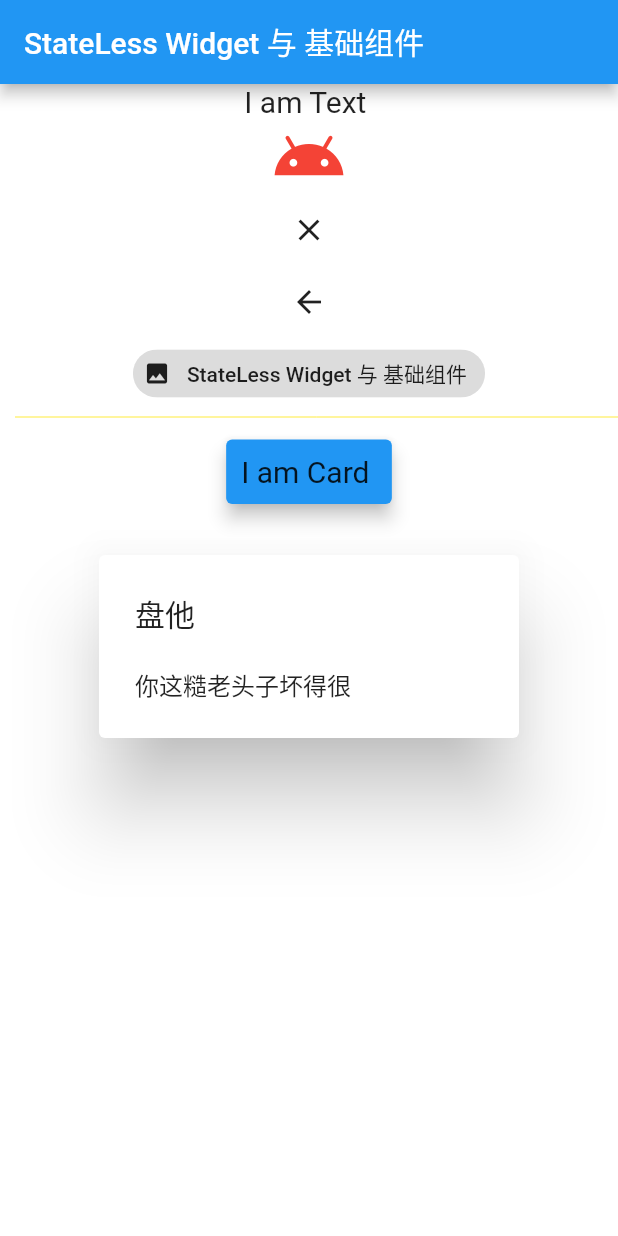
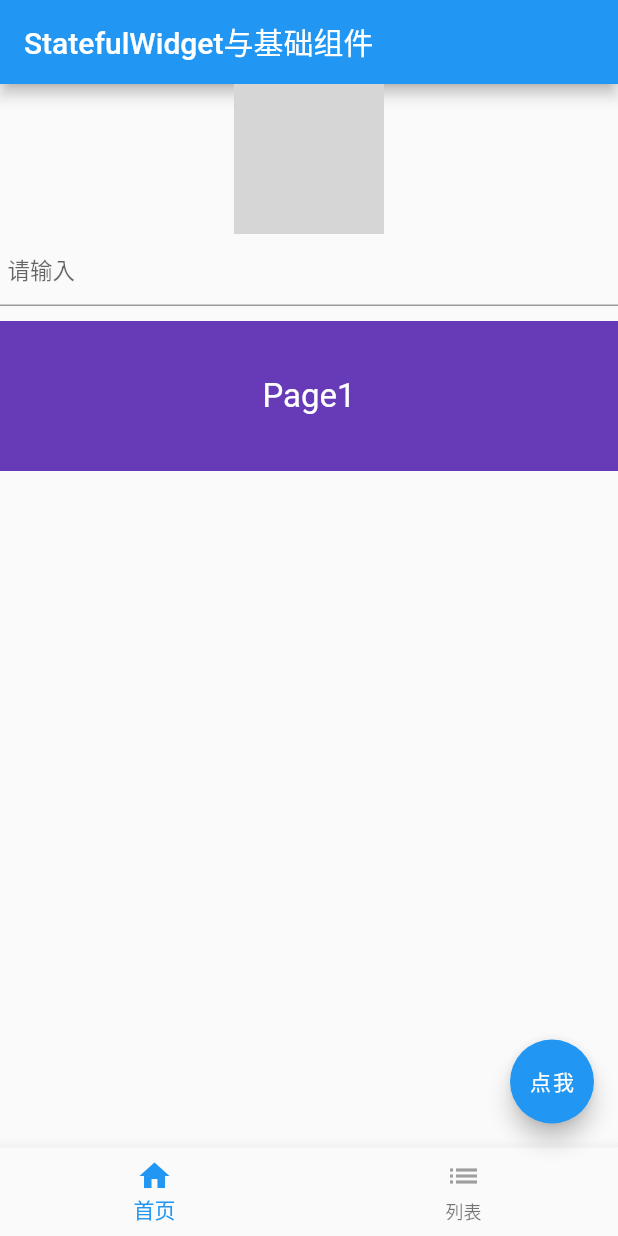
Before and after one commit to helloming86/flutter_demo, a Flutter app: the screen it shows after launch, on a phone screen of 412 x 824 dp. Run offline on Flutter 3.47's test engine with Material 2 defaults, Android fonts, the phone set to English and light mode, and no system bars; missing offline and left inert: flutter_color_plugin; network calls fail; grey boxes are pictures that could not be loaded.

Commit message:
[feat]StatefulWidget与基础组件

```diff
--- /dev/null
+++ b/lib/demo/stateful_group_page.dart
@@ -0,0 +1,119 @@
+import 'package:flutter/cupertino.dart';
+import 'package:flutter/material.dart';
+
+class StatefulGroup extends StatefulWidget {
+  @override
+  _StatefulGroupState createState() => _StatefulGroupState();
+}
+
+class _StatefulGroupState extends State<StatefulGroup> {
+  int _currentIndex = 0;
+  @override
+  Widget build(BuildContext context) {
+    TextStyle textStyle = TextStyle(fontSize: 20);
+    return MaterialApp(
+        title: "StatefulWidget与基础组件",
+        theme: ThemeData(
+          primarySwatch: Colors.blue,
+        ),
+        home: Scaffold(
+          appBar: AppBar(
+            title: Text("StatefulWidget与基础组件"),
+          ),
+          bottomNavigationBar: BottomNavigationBar(
+            currentIndex: _currentIndex,
+            onTap: (index) {
+              setState(() {
+                _currentIndex = index;
+              });
+            },
+            items: [
+              BottomNavigationBarItem(
+                icon: Icon(
+                  Icons.home,
+                  color: Colors.grey,
+                ),
+                activeIcon: Icon(
+                  Icons.home,
+                  color: Colors.blue,
+                ),
+                title: Text("首页"),
+              ),
+              BottomNavigationBarItem(
+                icon: Icon(
+                  Icons.list,
+                  color: Colors.grey,
+                ),
+                activeIcon: Icon(
+                  Icons.list,
+                  color: Colors.blue,
+                ),
+                title: Text("列表"),
+              )
+            ],
+          ),
+          floatingActionButton: FloatingActionButton(
+            onPressed: null,
+            child: Text("点我"),
+          ),
+          body: _currentIndex == 0
+              ? RefreshIndicator(
+                  child: ListView(
+                    children: <Widget>[
+                      Container(
+                        child: Column(
+                          children: <Widget>[
+                            Image.network(
+                              "http://www.devio.org/img/avatar.png",
+                              width: 100,
+                              height: 100,
+                            ),
+                            TextField(
+                              decoration: InputDecoration(
+                                contentPadding: EdgeInsets.fromLTRB(5, 0, 0, 0),
+                                hintText: "请输入",
+                                hintStyle: TextStyle(fontSize: 15),
+                              ),
+                            ),
+                            Container(
+                              height: 100,
+                              margin: EdgeInsets.only(top: 10),
+                              decoration: BoxDecoration(
+                                color: Colors.lightBlueAccent,
+                              ),
+                              child: PageView(
+                                children: <Widget>[
+                                  _item("Page1", Colors.deepPurple),
+                                  _item("Page2", Colors.green),
+                                  _item("Page3", Colors.red),
+                                ],
+                              ),
+                            ),
+                          ],
+                        ),
+                      ),
+                    ],
+                  ),
+                  onRefresh: _handleRefresh)
+              : Container(
+                  child: Text("列表"),
+                ),
+        ));
+  }
+
+  Future<Null> _handleRefresh() async {
+    await Future.delayed(Duration(milliseconds: 200));
+    return null;
+  }
+
+  _item(String title, Color color) {
+    return Container(
+      alignment: Alignment.center,
+      decoration: BoxDecoration(color: color),
+      child: Text(
+        title,
+        style: TextStyle(fontSize: 22, color: Colors.white),
+      ),
+    );
+  }
+}
--- a/lib/main.dart
+++ b/lib/main.dart
@@ -1,8 +1,9 @@
 import 'package:flutter/material.dart';
 import 'package:flutter_demo/demo/less_group_page.dart';
 import 'package:flutter_demo/demo/plugin_use.dart';
+import 'package:flutter_demo/demo/stateful_group_page.dart';
 
-void main() => runApp(LessGroupPage());
+void main() => runApp(StatefulGroup());
 
 class MyApp extends StatelessWidget {
   // This widget is the root of your application.
```
